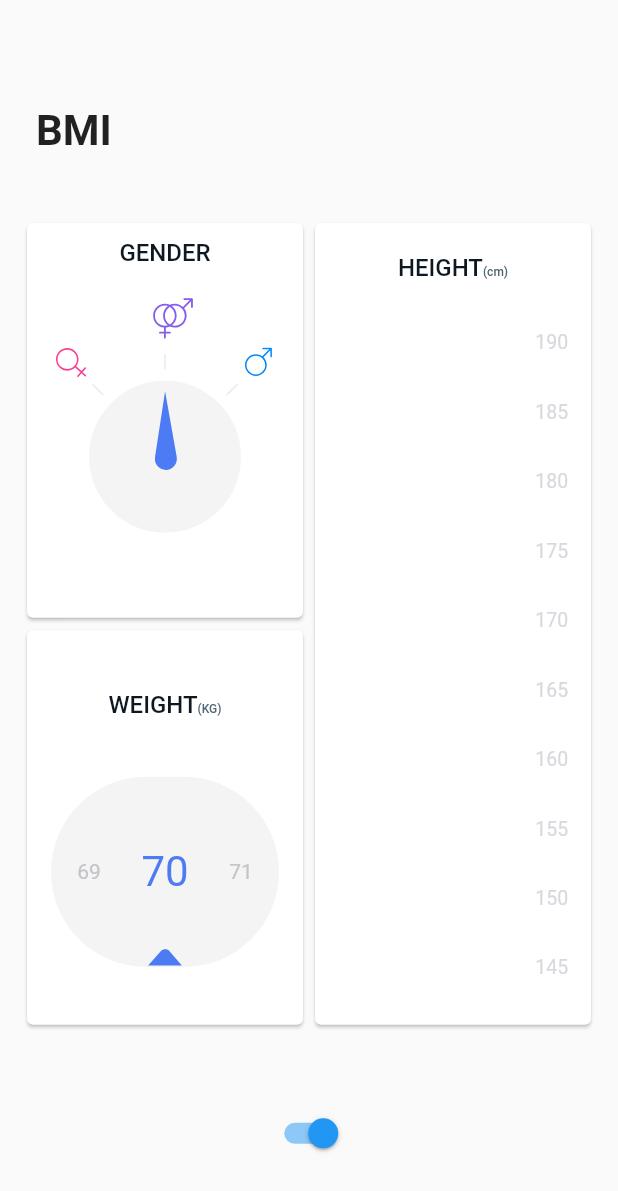
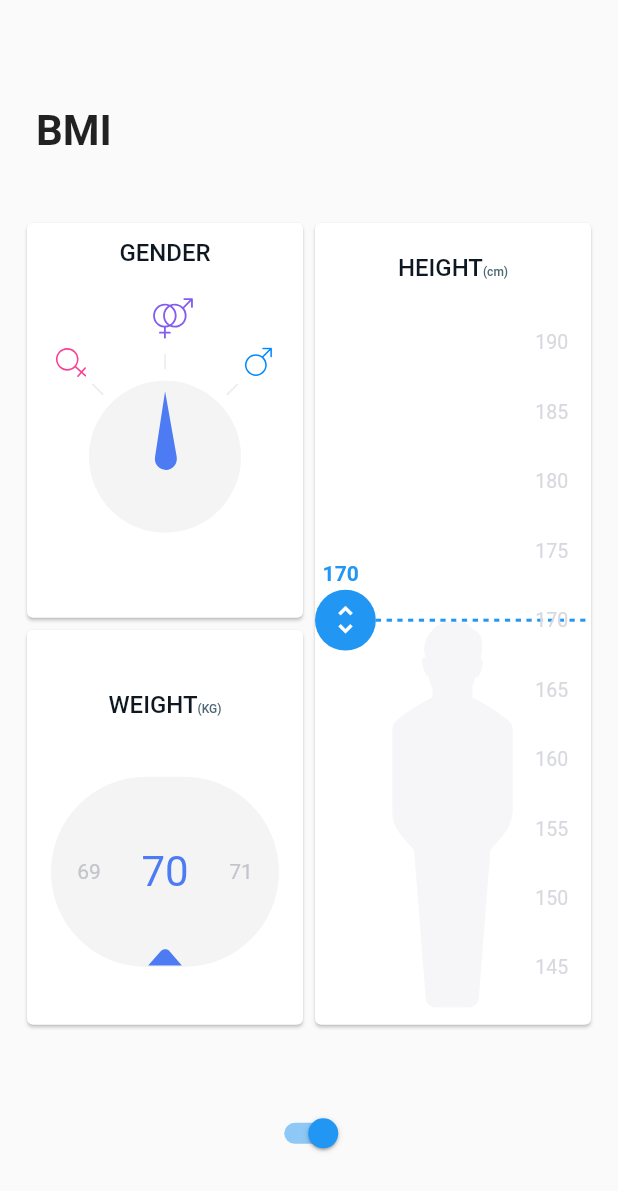
Before and after one commit to kokodavid/xbmi, a Flutter app: the screen it shows after launch, on a phone screen of 412 x 824 dp. Shown: the top 1191 px of the screen. Run offline on Flutter 3.47's test engine with Material 2 defaults, Android fonts, the phone set to English and light mode, and no system bars; our stand-ins replace flutter_svg.

Commit message:
Adding height picker SVG assets

```diff
--- a/lib/screens/height/height_picker.dart
+++ b/lib/screens/height/height_picker.dart
@@ -1,7 +1,9 @@
 import 'package:bmiapp/screens/height/height_styles.dart';
 import 'package:flutter/material.dart';
+import 'package:flutter_svg/svg.dart';
 
 import '../../utlis/widget_utils.dart';
+import 'height_slider.dart';
 
 class HeightPicker extends StatefulWidget {
   final int maxHeight;
@@ -26,12 +28,55 @@ class HeightPicker extends StatefulWidget {
 }
 
 class _HeightPickerState extends State<HeightPicker> {
+
+  double get _pixelsPerUnit {
+    return _drawingHeight / widget.totalUnits;
+  }
+
+   double get _sliderPosition {
+    double halfOfBottomLabel = labelsFontSize / 2;
+    int unitsFromBottom = widget.height - widget.minHeight;
+    return halfOfBottomLabel + unitsFromBottom * _pixelsPerUnit;
+  }
+
+   double get _drawingHeight {
+    double totalHeight = widget.widgetHeight;
+    double marginBottom = marginBottomAdapted(context);
+    double marginTop = marginTopAdapted(context);
+    return totalHeight - (marginBottom + marginTop + labelsFontSize);
+  }
+
+
+
   @override
   Widget build(BuildContext context) {
     return Stack(
       children: <Widget>[
+        _drawPersonImage(),
+        _drawSlider(),
         _drawLabels(),
       ],
+    );
+  }
+
+  Widget _drawSlider() {
+    return Positioned(
+      child: HeightSlider(height: widget.height),
+      left: 0.0,
+      right: 0.0,
+      bottom: _sliderPosition,
+    );
+  }
+
+   Widget _drawPersonImage() {
+    double personImageHeight = _sliderPosition + marginBottomAdapted(context);
+    return Align(
+      alignment: Alignment.bottomCenter,
+      child: SvgPicture.asset(
+        "images/person.svg",
+        height: personImageHeight,
+        width: personImageHeight / 3,
+      ),
     );
   }
 
--- a/lib/screens/height/height_slider.dart
+++ b/lib/screens/height/height_slider.dart
@@ -0,0 +1,95 @@
+import 'package:flutter/material.dart';
+
+import '../../utlis/widget_utils.dart';
+import 'height_styles.dart';
+
+class HeightSlider extends StatelessWidget {
+  final int? height;
+
+  const HeightSlider({Key? key, this.height}) : super(key: key);
+
+  @override
+  Widget build(BuildContext context) {
+    return IgnorePointer(
+      child: Column(
+        crossAxisAlignment: CrossAxisAlignment.start,
+        children: <Widget>[
+          SliderLabel(height: height),
+          Row(
+            children: <Widget>[
+              SliderCircle(),
+              Expanded(child: SliderLine()),
+            ],
+          ),
+        ],
+      ),
+    );
+  }
+
+
+}
+
+class SliderLine extends StatelessWidget {
+  @override
+  Widget build(BuildContext context) {
+    return Row(
+      mainAxisAlignment: MainAxisAlignment.spaceEvenly,
+      mainAxisSize: MainAxisSize.max,
+      children: List.generate(
+          40,
+          (i) => Expanded(
+                child: Container(
+                  height: 2.0,
+                  decoration: BoxDecoration(
+                      color: i.isEven
+                          ? Theme.of(context).primaryColor
+                          : Colors.white),
+                ),
+              )),
+    );
+  }
+}
+
+class SliderCircle extends StatelessWidget {
+  @override
+  Widget build(BuildContext context) {
+    return Container(
+      width: circleSizeAdapted(context),
+      height: circleSizeAdapted(context),
+      decoration: BoxDecoration(
+        color: Theme.of(context).primaryColor,
+        shape: BoxShape.circle,
+      ),
+      child: Icon(
+        Icons.unfold_more,
+        color: Colors.white,
+        size: 0.6 * circleSizeAdapted(context),
+      ),
+    );
+  }
+}
+
+
+class SliderLabel extends StatelessWidget {
+  final int? height;
+
+  const SliderLabel({Key? key, this.height}) : super(key: key);
+
+  @override
+  Widget build(BuildContext context) {
+    return Padding(
+      padding: EdgeInsets.only(
+        left: screenAwareSize(4.0, context),
+        bottom: screenAwareSize(2.0, context),
+      ),
+      child: Text(
+        "$height",
+        style: TextStyle(
+          fontSize: selectedLabelFontSize,
+          color: Theme.of(context).primaryColor,
+          fontWeight: FontWeight.w600,
+        ),
+      ),
+    );
+  }
+}
--- a/lib/screens/height/height_styles.dart
+++ b/lib/screens/height/height_styles.dart
@@ -2,16 +2,23 @@ import 'package:bmiapp/utlis/widget_utils.dart';
 import 'package:flutter/material.dart';
 export 'package:bmiapp/screens/height/height_styles.dart';
 
-double marginBottomAdapted(BuildContext context) => screenAwareSize(marginBottom, context);
+double marginBottomAdapted(BuildContext context) =>
+    screenAwareSize(marginBottom, context);
 
-double marginTopAdapted(BuildContext context) => screenAwareSize(marginTop, context);
+double marginTopAdapted(BuildContext context) =>
+    screenAwareSize(marginTop, context);
+
+double circleSizeAdapted(BuildContext context) =>
+    screenAwareSize(circleSize, context);
 
 const TextStyle labelsTextStyle = const TextStyle(
   color: labelsGrey,
   fontSize: labelsFontSize,
 );
 
-const double marginBottom = 16.0;
+const double circleSize = 32.0;
+const double marginBottom = circleSize / 2;
 const double marginTop = 26.0;
+const double selectedLabelFontSize = 14.0;
 const double labelsFontSize = 13.0;
 const Color labelsGrey = const Color.fromRGBO(216, 217, 223, 1.0);
```
Also changed, not shown: images/person.svg (added).
